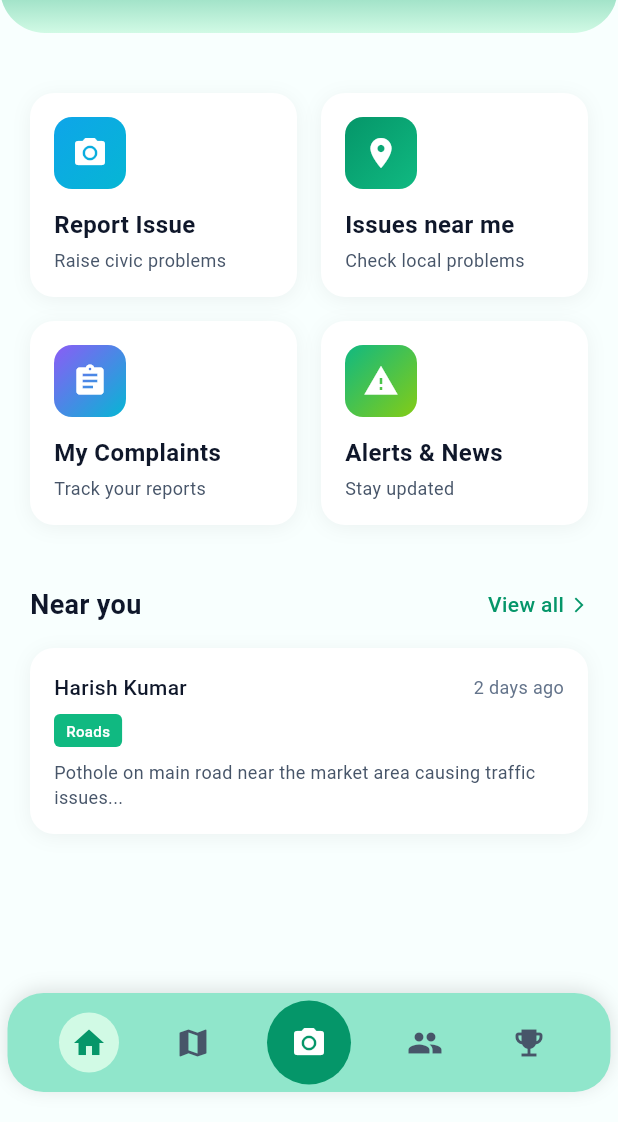
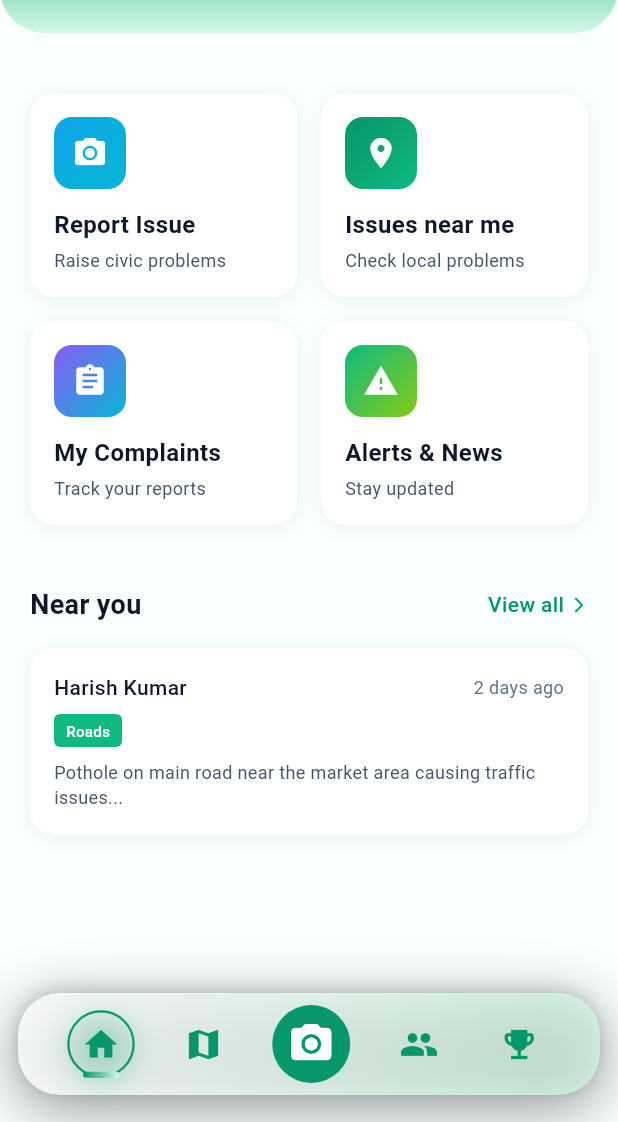
Before and after one commit to Akshat-95/Aayam, a Flutter app: the screen it shows after launch, on a phone screen of 412 x 824 dp, the part 114-1236 px from its top. Run offline on Flutter 3.47's test engine with Material 3 defaults, Android fonts, the light colour scheme and no system bars; our stand-ins replace audioplayers, camera, flutter_map, geocoding, geolocator, latlong2 and 1 more.

Commit message:
NavBar Enhance

```diff
--- a/lib/widgets/custom_bottom_nav.dart
+++ b/lib/widgets/custom_bottom_nav.dart
@@ -33,27 +33,22 @@ class _CustomBottomNavState extends State<CustomBottomNav> {
     required bool isActive,
     bool isSpecial = false,
   }) {
-    if (isSpecial) {
-      return GestureDetector(
-        onTapDown: (_) => setState(() => _pressedIndex = index),
-        onTapUp: (_) => setState(() => _pressedIndex = null),
-        onTapCancel: () => setState(() => _pressedIndex = null),
-        onTap: () => _handleTap(index),
-        child: AnimatedScale(
-          scale: _pressedIndex == index ? 0.9 : 1.0,
-          duration: const Duration(milliseconds: 120),
-          child: Container(
-            width: 56,
-            height: 56,
-            decoration: const BoxDecoration(
-              color: AppColors.primaryGreen,
-              shape: BoxShape.circle,
+    final double iconSize = isSpecial ? 32 : 26;
+    final Color activeColor = isSpecial ? Colors.white : AppColors.primaryGreen;
+    final Color bgColor = isSpecial
+        ? AppColors.primaryGreen
+        : isActive
+        ? Colors.white.withOpacity(0.18)
+        : Colors.transparent;
+    final List<BoxShadow> iconShadow = isActive
+        ? [
+            BoxShadow(
+              color: AppColors.primaryGreen.withOpacity(0.25),
+              blurRadius: 16,
+              offset: const Offset(0, 4),
             ),
-            child: Icon(icon, color: Colors.white, size: 24),
-          ),
-        ),
-      );
-    }
+          ]
+        : [];
 
     return GestureDetector(
       onTapDown: (_) => setState(() => _pressedIndex = index),
@@ -61,44 +56,49 @@ class _CustomBottomNavState extends State<CustomBottomNav> {
       onTapCancel: () => setState(() => _pressedIndex = null),
       onTap: () => _handleTap(index),
       child: AnimatedScale(
-        scale: _pressedIndex == index ? 0.9 : 1.0,
+        scale: _pressedIndex == index ? 0.92 : 1.0,
         duration: const Duration(milliseconds: 120),
-        child: Container(
-          padding: const EdgeInsets.symmetric(vertical: 8),
-          child: Column(
-            mainAxisSize: MainAxisSize.min,
+        child: Stack(
+          alignment: Alignment.center,
           children: [
             AnimatedContainer(
-                duration: const Duration(milliseconds: 200),
-                padding: const EdgeInsets.all(8),
+              duration: const Duration(milliseconds: 250),
+              padding: EdgeInsets.all(isSpecial ? 10 : 8),
               decoration: BoxDecoration(
-                  color: isActive ? AppColors.lightGreen : Colors.transparent,
+                gradient: isActive
+                    ? LinearGradient(
+                        colors: [
+                          AppColors.primaryGreen.withOpacity(0.18),
+                          AppColors.lightGreen.withOpacity(0.18),
+                        ],
+                        begin: Alignment.topLeft,
+                        end: Alignment.bottomRight,
+                      )
+                    : null,
+                color: bgColor,
                 shape: BoxShape.circle,
+                boxShadow: iconShadow,
+                border: isActive
+                    ? Border.all(color: AppColors.primaryGreen, width: 1.5)
+                    : null,
               ),
-                child: Icon(
-                  icon,
-                  color: isActive
-                      ? AppColors.primaryGreen
-                      : AppColors.secondaryText,
-                  size: 24,
+              child: Icon(icon, color: activeColor, size: iconSize),
+            ),
+            if (isActive)
+              Positioned(
+                bottom: 0,
+                child: Container(
+                  width: 24,
+                  height: 4,
+                  decoration: BoxDecoration(
+                    borderRadius: BorderRadius.circular(2),
+                    gradient: LinearGradient(
+                      colors: [AppColors.primaryGreen, AppColors.lightGreen],
                     ),
                   ),
-              if (label.isNotEmpty) ...[
-                const SizedBox(height: 4),
-                AnimatedDefaultTextStyle(
-                  duration: const Duration(milliseconds: 200),
-                  style: TextStyle(
-                    fontSize: 12,
-                    color: isActive
-                        ? AppColors.primaryGreen
-                        : AppColors.secondaryText,
-                    fontWeight: isActive ? FontWeight.w600 : FontWeight.normal,
                 ),
-                  child: Text(label),
               ),
           ],
-            ],
-          ),
         ),
       ),
     );
@@ -107,15 +107,28 @@ class _CustomBottomNavState extends State<CustomBottomNav> {
   @override
   Widget build(BuildContext context) {
     return Container(
-      padding: const EdgeInsets.all(5),
-      margin: const EdgeInsets.symmetric(horizontal: 5, vertical: 20),
-      decoration: const BoxDecoration(
-        color: Color.fromARGB(255, 144, 230, 203),
-        borderRadius: BorderRadius.all(Radius.circular(24)),
-        boxShadow: [
+      padding: const EdgeInsets.all(8),
+      margin: const EdgeInsets.symmetric(horizontal: 12, vertical: 18),
+      decoration: BoxDecoration(
+        gradient: LinearGradient(
+          colors: [
+            Colors.white.withOpacity(0.85),
+            AppColors.lightGreen.withOpacity(0.7),
+          ],
+          begin: Alignment.topLeft,
+          end: Alignment.bottomRight,
+        ),
+        borderRadius: const BorderRadius.all(Radius.circular(28)),
+        boxShadow: const [
+          BoxShadow(
+            color: Colors.black38,
+            blurRadius: 32,
+            spreadRadius: 2,
+            offset: Offset(0, 8),
+          ),
           BoxShadow(
             color: Colors.black12,
-            blurRadius: 10,
+            blurRadius: 8,
             offset: Offset(0, -2),
           ),
         ],
```
Lines whose indentation alone changed are shown as unchanged.
